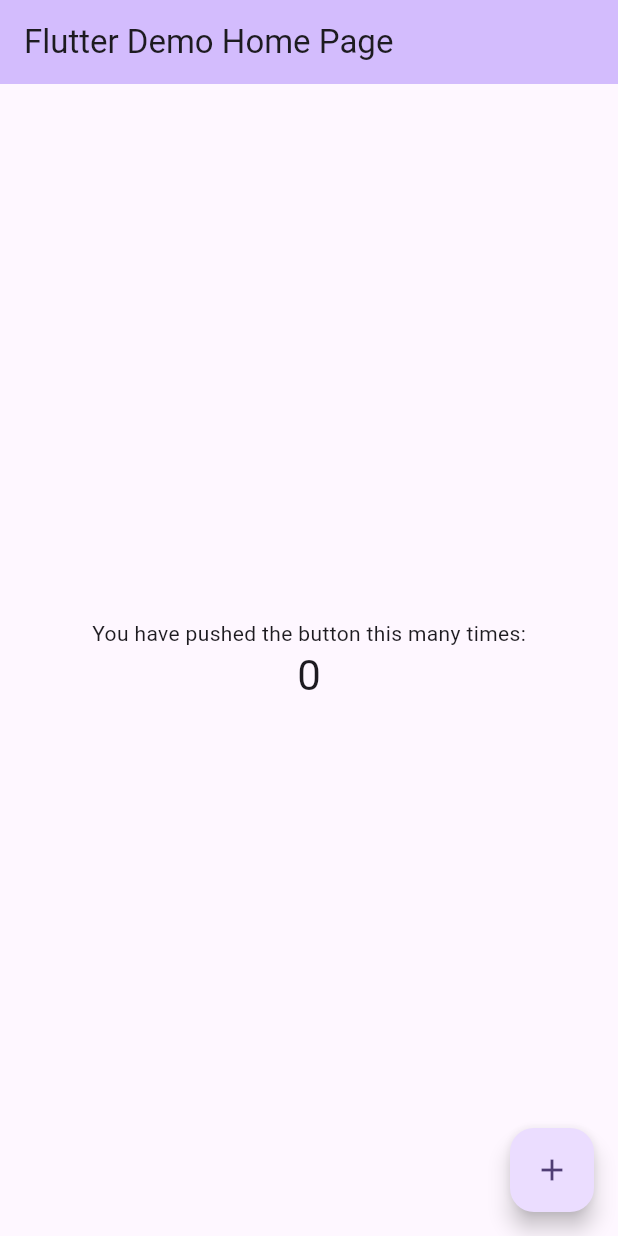
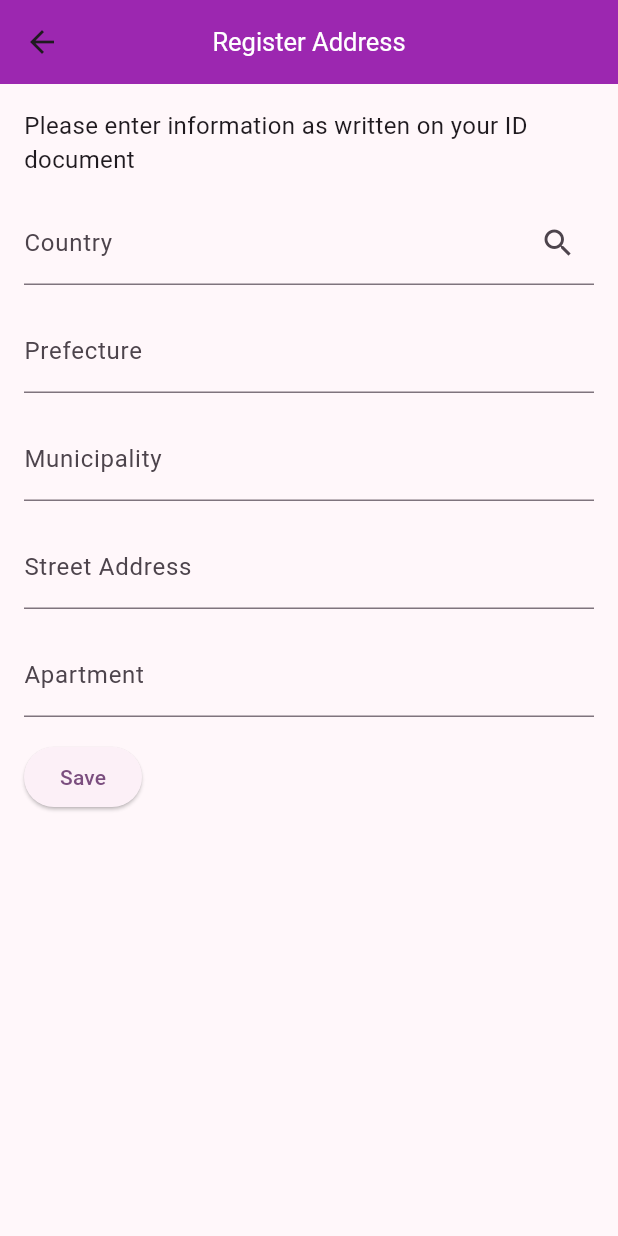
Before and after one commit to Bill-Malea/gigabank, a Flutter app: the screen it shows after launch, on a phone screen of 412 x 824 dp. Run offline on Flutter 3.47's test engine with Material 2 defaults, Android fonts, the phone set to English and light mode, and no system bars.

Commit message:
feat: input fields layout

```diff
--- a/lib/main.dart
+++ b/lib/main.dart
@@ -1,4 +1,6 @@
 import 'package:flutter/material.dart';
+import 'package:gigabank/model/address.dart';
+import 'model/country.dart';
 
 void main() {
   runApp(const MyApp());
@@ -7,119 +9,252 @@ void main() {
 class MyApp extends StatelessWidget {
   const MyApp({super.key});
 
-  // This widget is the root of your application.
   @override
   Widget build(BuildContext context) {
     return MaterialApp(
-      title: 'Flutter Demo',
+      debugShowCheckedModeBanner: false,
       theme: ThemeData(
-        // This is the theme of your application.
-        //
-        // TRY THIS: Try running your application with "flutter run". You'll see
-        // the application has a blue toolbar. Then, without quitting the app,
-        // try changing the seedColor in the colorScheme below to Colors.green
-        // and then invoke "hot reload" (save your changes or press the "hot
-        // reload" button in a Flutter-supported IDE, or press "r" if you used
-        // the command line to start the app).
-        //
-        // Notice that the counter didn't reset back to zero; the application
-        // state is not lost during the reload. To reset the state, use hot
-        // restart instead.
-        //
-        // This works for code too, not just values: Most code changes can be
-        // tested with just a hot reload.
-        colorScheme: ColorScheme.fromSeed(seedColor: Colors.deepPurple),
+        appBarTheme: const AppBarTheme(
+            backgroundColor: Colors.purple,
+            titleTextStyle: TextStyle(
+              color: Colors.white,
+              fontSize: 17,
+            )),
+        colorScheme: ColorScheme.fromSeed(seedColor: Colors.purple),
         useMaterial3: true,
       ),
-      home: const MyHomePage(title: 'Flutter Demo Home Page'),
+      home: const MyHomePage(),
     );
   }
 }
 
 class MyHomePage extends StatefulWidget {
-  const MyHomePage({super.key, required this.title});
-
-  // This widget is the home page of your application. It is stateful, meaning
-  // that it has a State object (defined below) that contains fields that affect
-  // how it looks.
-
-  // This class is the configuration for the state. It holds the values (in this
-  // case the title) provided by the parent (in this case the App widget) and
-  // used by the build method of the State. Fields in a Widget subclass are
-  // always marked "final".
-
-  final String title;
+  const MyHomePage({super.key});
 
   @override
   State<MyHomePage> createState() => _MyHomePageState();
 }
 
 class _MyHomePageState extends State<MyHomePage> {
-  int _counter = 0;
+  var address = Address(
+    country: '',
+    municipality: '',
+    prefecture: "",
+    apartment: '',
+    streetAddress: '',
+  );
+  final TextEditingController countryController = TextEditingController();
 
-  void _incrementCounter() {
-    setState(() {
-      // This call to setState tells the Flutter framework that something has
-      // changed in this State, which causes it to rerun the build method below
-      // so that the display can reflect the updated values. If we changed
-      // _counter without calling setState(), then the build method would not be
-      // called again, and so nothing would appear to happen.
-      _counter++;
-    });
-  }
+  final GlobalKey<FormState> _formKey = GlobalKey<FormState>();
+
+  final List<Country> dummyCountries = [
+    Country(name: 'United States', flagUrl: 'https://example.com/us-flag.png'),
+    Country(name: 'United Kingdom', flagUrl: 'https://example.com/uk-flag.png'),
+    Country(name: 'Canada', flagUrl: 'https://example.com/canada-flag.png'),
+  ];
 
   @override
   Widget build(BuildContext context) {
-    // This method is rerun every time setState is called, for instance as done
-    // by the _incrementCounter method above.
-    //
-    // The Flutter framework has been optimized to make rerunning build methods
-    // fast, so that you can just rebuild anything that needs updating rather
-    // than having to individually change instances of widgets.
     return Scaffold(
       appBar: AppBar(
-        // TRY THIS: Try changing the color here to a specific color (to
-        // Colors.amber, perhaps?) and trigger a hot reload to see the AppBar
-        // change color while the other colors stay the same.
-        backgroundColor: Theme.of(context).colorScheme.inversePrimary,
-        // Here we take the value from the MyHomePage object that was created by
-        // the App.build method, and use it to set our appbar title.
-        title: Text(widget.title),
+        title: const Text('Register Address'),
+        centerTitle: true,
+        leading: IconButton(
+          icon: const Icon(Icons.arrow_back),
+          onPressed: () {
+            _showExitDialog(context);
+          },
         ),
-      body: Center(
-        // Center is a layout widget. It takes a single child and positions it
-        // in the middle of the parent.
+      ),
+      body: SingleChildScrollView(
+        child: Padding(
+          padding: const EdgeInsets.all(16.0),
+          child: Form(
+            key: _formKey,
             child: Column(
-          // Column is also a layout widget. It takes a list of children and
-          // arranges them vertically. By default, it sizes itself to fit its
-          // children horizontally, and tries to be as tall as its parent.
-          //
-          // Column has various properties to control how it sizes itself and
-          // how it positions its children. Here we use mainAxisAlignment to
-          // center the children vertically; the main axis here is the vertical
-          // axis because Columns are vertical (the cross axis would be
-          // horizontal).
-          //
-          // TRY THIS: Invoke "debug painting" (choose the "Toggle Debug Paint"
-          // action in the IDE, or press "p" in the console), to see the
-          // wireframe for each widget.
-          mainAxisAlignment: MainAxisAlignment.center,
-          children: <Widget>[
+              crossAxisAlignment: CrossAxisAlignment.start,
+              children: [
                 const Text(
-              'You have pushed the button this many times:',
+                  'Please enter information as written on your ID document',
+                  style: TextStyle(fontSize: 16.0),
                 ),
-            Text(
-              '$_counter',
-              style: Theme.of(context).textTheme.headlineMedium,
+                const SizedBox(height: 16.0),
+                _buildCountryInput(),
+                const SizedBox(height: 16.0),
+                _buildInputField('Prefecture', address.prefecture),
+                const SizedBox(height: 16.0),
+                _buildInputField('Municipality', address.municipality),
+                const SizedBox(height: 16.0),
+                _buildInputField('Street Address', address.streetAddress),
+                const SizedBox(height: 16.0),
+                _buildInputField('Apartment', address.apartment),
+                const SizedBox(height: 16.0),
+                ElevatedButton(
+                  onPressed: () {
+                    if (_formKey.currentState?.validate() ?? false) {
+                      print(address.country);
+                    }
+                  },
+                  child: const Text('Save'),
                 ),
               ],
             ),
           ),
-      floatingActionButton: FloatingActionButton(
-        onPressed: _incrementCounter,
-        tooltip: 'Increment',
-        child: const Icon(Icons.add),
-      ), // This trailing comma makes auto-formatting nicer for build methods.
+        ),
+      ),
+    );
+  }
+
+  Widget _buildInputField(String label, String value) {
+    return TextFormField(
+      initialValue: value,
+      onChanged: (text) {
+        setState(() {
+          switch (label) {
+            case 'Prefecture':
+              address.prefecture = text;
+              break;
+            case 'Municipality':
+              address.municipality = text;
+              break;
+            case 'Street Address':
+              address.streetAddress = text;
+              break;
+            case 'Apartment':
+              address.apartment = text;
+              break;
+          }
+        });
+      },
+      decoration: InputDecoration(
+        labelText: label,
+        focusedBorder: const UnderlineInputBorder(
+          borderSide:
+              BorderSide(color: Color.fromARGB(255, 15, 194, 207), width: 2.0),
+        ),
+      ),
+      validator: (value) {
+        if (value == null || value.isEmpty) {
+          return 'Please enter $label';
+        }
+        return null;
+      },
+    );
+  }
+
+  Widget _buildCountryInput() {
+    return Autocomplete<Country>(
+      optionsBuilder: (TextEditingValue textEditingValue) {
+        return dummyCountries
+            .where((country) =>
+                country.name
+                    .toLowerCase()
+                    .contains(textEditingValue.text.toLowerCase()) ||
+                country.flagUrl
+                    .toLowerCase()
+                    .contains(textEditingValue.text.toLowerCase()))
+            .toList();
+      },
+      onSelected: (Country value) {
+        setState(() {
+          address.country = value.name;
+          countryController.text = value.name;
+        });
+      },
+      fieldViewBuilder: (context, controller, focusNode, onFieldSubmitted) {
+        return TextFormField(
+          controller: controller,
+          focusNode: focusNode,
+          decoration: const InputDecoration(
+            labelText: 'Country',
+            suffixIcon: Icon(Icons.search),
+            focusedBorder: UnderlineInputBorder(
+              borderSide: BorderSide(
+                  color: Color.fromARGB(255, 15, 194, 207), width: 2.0),
+            ),
+          ),
+          validator: (value) {
+            if (value == null || value.isEmpty) {
+              return 'Please select a country';
+            }
+            return null;
+          },
+        );
+      },
+      optionsViewBuilder: (context, onSelected, options) {
+        return Material(
+          elevation: 4.0,
+          child: ListView.builder(
+            shrinkWrap: true,
+            itemCount: options.length,
+            itemBuilder: (context, index) {
+              final country = options.elementAt(index);
+
+              return ListTile(
+                title: Row(
+                  children: [
+                    Padding(
+                      padding: const EdgeInsets.all(8.0),
+                      child: Image.network(
+                        country.flagUrl,
+                        width: 24.0,
+                        height: 24.0,
+                        errorBuilder: (context, error, stackTrace) {
+                          return const Center(child: Icon(Icons.error));
+                        },
+                      ),
+                    ),
+                    Text(country.name),
+                    const SizedBox(width: 8.0),
+                  ],
+                ),
+                onTap: () {
+                  onSelected(country);
+                },
+              );
+            },
+          ),
+        );
+      },
     );
   }
 }
+
+Future<List<Country>> fetchData() async {
+  await Future.delayed(const Duration(seconds: 2));
+  return [
+    Country(
+        name: 'United States', flagUrl: 'https://restcountries.com/v3/iso/USA'),
+    Country(name: 'kenya', flagUrl: 'https://restcountries.com/v3/iso/USA'),
+    Country(
+        name: 'United States', flagUrl: 'https://restcountries.com/v3/iso/USA'),
+  ];
+}
+
+void _showExitDialog(BuildContext context) {
+  showDialog(
+    context: context,
+    builder: (BuildContext context) {
+      return AlertDialog(
+        title: const Text('Exit App?'),
+        content: const Text('Are you sure you want to exit the app?'),
+        actions: [
+          TextButton(
+            onPressed: () {
+              Navigator.of(context).pop();
+            },
+            child: const Text('Cancel'),
+          ),
+          TextButton(
+            onPressed: () {
+              // Pop twice to exit the app
+              Navigator.of(context).pop();
+              Navigator.of(context).pop();
+            },
+            child: const Text('Exit'),
+          ),
+        ],
+      );
+    },
+  );
+}
--- /dev/null
+++ b/lib/model/address.dart
@@ -0,0 +1,15 @@
+class Address {
+  String country;
+  String prefecture;
+  String municipality;
+  String streetAddress;
+  String apartment;
+
+  Address({
+    required this.country,
+    required this.municipality,
+    required this.prefecture,
+    required this.apartment,
+    required this.streetAddress,
+  });
+}
--- /dev/null
+++ b/lib/model/country.dart
@@ -0,0 +1,11 @@
+class Country {
+  final String name;
+  final String flagUrl;
+
+  Country({required this.name, required this.flagUrl});
+
+  @override
+  String toString() {
+    return name;
+  }
+}
```
Lines whose indentation alone changed are shown as unchanged.
